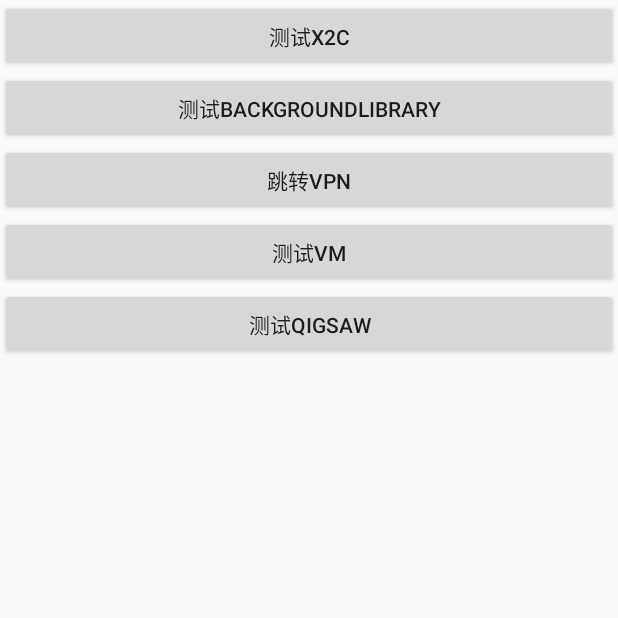
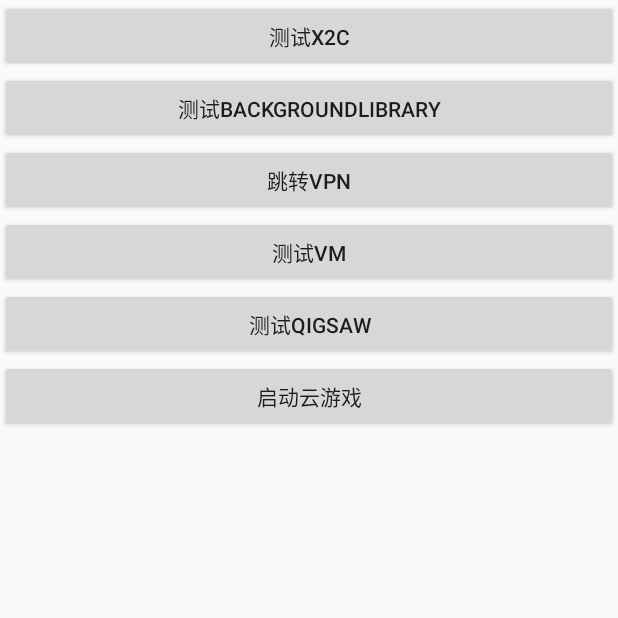
Before and after one commit to sarah21cn/AndroidDemo, an Android app: the screen it shows after launch (MainActivity), on a phone screen of 412 x 824 dp, the top half of it. Run offline under Robolectric (Android 15) with nearby library versions, the phone set to English and light mode, and no system bars; libraries missing offline, so code that uses them is left out: com.google.android.play, com.iqiyi.android; 4 statements that could not run were skipped.

```diff
--- a/app/src/main/res/layout/activity_main.xml
+++ b/app/src/main/res/layout/activity_main.xml
@@ -42,4 +42,11 @@
     android:text="测试qigsaw"
     android:onClick="onClick"/>
 
+  <Button
+    android:id="@+id/cloud_btn"
+    android:layout_width="match_parent"
+    android:layout_height="wrap_content"
+    android:text="启动云游戏"
+    android:onClick="onClick"/>
+
 </LinearLayout>
```
Also changed, not shown: app/src/main/java/com/ys/androiddemo/MainActivity.java (+7 -0 lines), app/src/main/java/com/ys/androiddemo/popupwindow/TestPopupWindow.java (added, +7 -0 lines), app/src/main/java/com/ys/androiddemo/qigsaw/PluginLoadHelper.java (added, +50 -0 lines).
